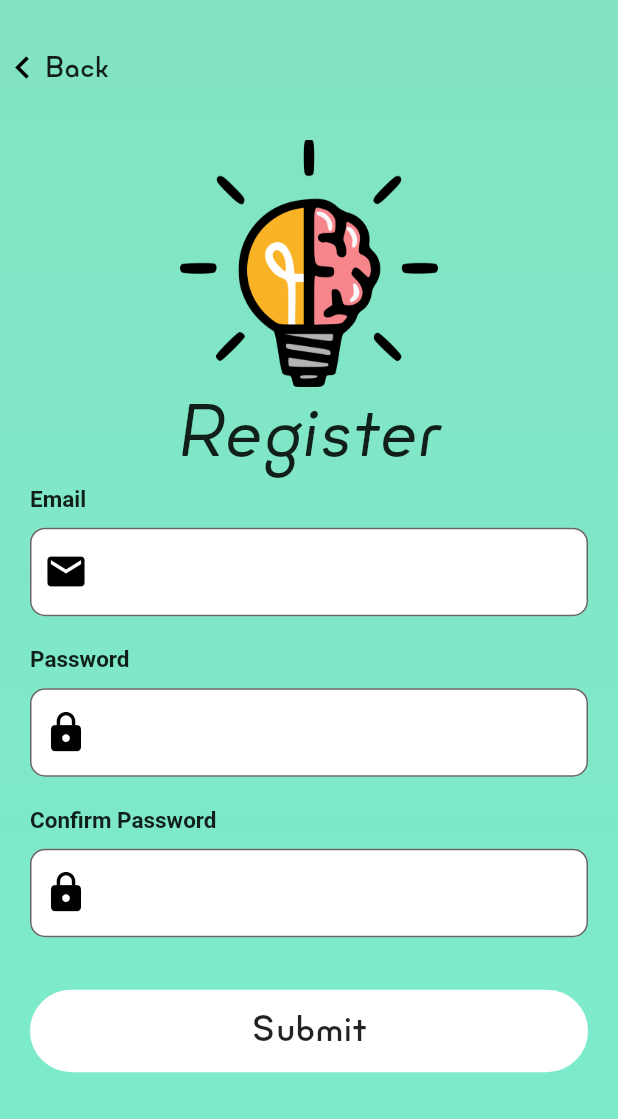
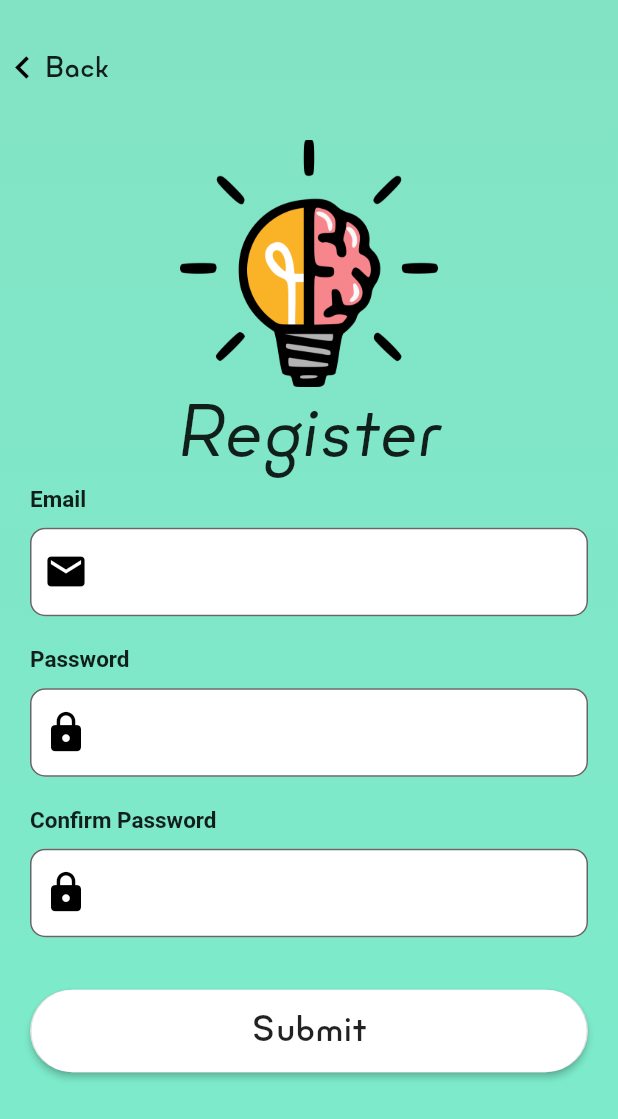
Before and after one commit to pedromig/Tutoryall, a Flutter app: the screen it shows after launch, after a tap on "Login", after a tap on "Back", after a tap on "Register", on a phone screen of 412 x 824 dp. Shown: the top 1119 px of the screen. Run offline on Flutter 3.47's test engine with Material 2 defaults, Android fonts, the phone set to English and light mode, and no system bars; our stand-ins replace auto_size_text, firebase_auth, firebase_core; accounts and stored records are empty.

Commit message:
Fixed some bugs and some screens. Better alert dialogs

```diff
--- a/tutoryall/lib/app_auth_screens/register_screen.dart
+++ b/tutoryall/lib/app_auth_screens/register_screen.dart
@@ -13,9 +13,7 @@ import 'package:tutoryall/core_screens/welcome_screen.dart';
 import '../core_screens/home_page.dart';
 
 class RegisterScreen extends StatefulWidget {
-  final String title;
-
-  RegisterScreen({Key key, this.title}) : super(key: key);
+  RegisterScreen({Key key}) : super(key: key);
   @override
   _RegisterScreenState createState() => _RegisterScreenState();
 }
@@ -113,6 +111,7 @@ class _RegisterScreenState extends State<RegisterScreen> {
         context,
         MaterialPageRoute(builder: (contex) => WelcomeScreen()),
       ),
+      child: InkWell(
         child: Container(
           child: Row(
             children: <Widget>[
@@ -127,6 +126,7 @@ class _RegisterScreenState extends State<RegisterScreen> {
                       fontFamily: "Minimo",
                       fontWeight: FontWeight.w500))
             ],
+          ),
         ),
       ),
     );
@@ -253,8 +253,11 @@ class _RegisterScreenState extends State<RegisterScreen> {
   }
 
   Widget _registerButton() {
-    return InkWell(
-      onTap: _register,
+    return RaisedButton(
+      onPressed: _register,
+      shape: RoundedRectangleBorder(borderRadius: BorderRadius.circular(30.0)),
+      padding: EdgeInsets.symmetric(horizontal: 1),
+      child: InkWell(
         child: Container(
           padding: EdgeInsets.symmetric(vertical: 13),
           alignment: Alignment.center,
@@ -265,7 +268,10 @@ class _RegisterScreenState extends State<RegisterScreen> {
           child: Text(
             "Submit",
             style: TextStyle(
-              fontSize: 25, fontFamily: 'Minimo', fontWeight: FontWeight.w500),
+                fontSize: 25,
+                fontFamily: 'Minimo',
+                fontWeight: FontWeight.w500),
+          ),
         ),
       ),
     );
--- a/tutoryall/lib/core_screens/event_screens/event_screen.dart
+++ b/tutoryall/lib/core_screens/event_screens/event_screen.dart
@@ -1,3 +1,4 @@
+
 import 'package:flutter/material.dart';
 import 'package:tutoryall/utils/event.dart';
 import 'package:tutoryall/utils/tutoryall_user.dart';
--- a/tutoryall/lib/core_screens/welcome_screen.dart
+++ b/tutoryall/lib/core_screens/welcome_screen.dart
@@ -14,13 +14,16 @@ class WelcomeScreen extends StatefulWidget {
 
 class _WelcomeScreenState extends State<WelcomeScreen> {
   Widget _loginButton() {
-    return InkWell(
-      onTap: () => {
+    return RaisedButton(
+      onPressed: () => {
         Navigator.pushReplacement(
             context,
             MaterialPageRoute(
                 builder: (context) => LoginScreen(title: "Login Page")))
       },
+      shape: RoundedRectangleBorder(borderRadius: BorderRadius.circular(30.0)),
+      padding: EdgeInsets.symmetric(horizontal: 1),
+      child: InkWell(
         child: Container(
           padding: EdgeInsets.symmetric(vertical: 13),
           alignment: Alignment.center,
@@ -31,20 +34,30 @@ class _WelcomeScreenState extends State<WelcomeScreen> {
           child: Text(
             "Login",
             style: TextStyle(
-              fontSize: 25, fontFamily: 'Minimo', fontWeight: FontWeight.w500),
+                fontSize: 25,
+                fontFamily: 'Minimo',
+                fontWeight: FontWeight.w500),
+          ),
         ),
       ),
     );
   }
 
   Widget _registerButton() {
-    return InkWell(
-      onTap: () => {
+    return RaisedButton(
+        onPressed: () => {
               Navigator.pushReplacement(
                 context,
                 MaterialPageRoute(
-                builder: (context) => RegisterScreen(title: "Hello")))
+                  builder: (context) => RegisterScreen(),
+                ),
+              )
             },
+        shape:
+            RoundedRectangleBorder(borderRadius: BorderRadius.circular(30.0)),
+        padding: EdgeInsets.symmetric(horizontal: 1),
+        color: Color(0xff7ceccc).withOpacity(0.9),
+        child: InkWell(
           child: Container(
             width: MediaQuery.of(context).size.width,
             padding: EdgeInsets.symmetric(vertical: 13),
@@ -62,7 +75,7 @@ class _WelcomeScreenState extends State<WelcomeScreen> {
                   fontWeight: FontWeight.w500),
             ),
           ),
-    );
+        ));
   }
 
   @override
```
Also changed, not shown: tutoryall/lib/app_auth_screens/login_screen.dart (+27 -11 lines), tutoryall/lib/core_screens/home_page.dart (+20 -12 lines), tutoryall/lib/core_screens/left_drawer.dart (+23 -3 lines). Lines whose indentation alone changed are shown as unchanged.
